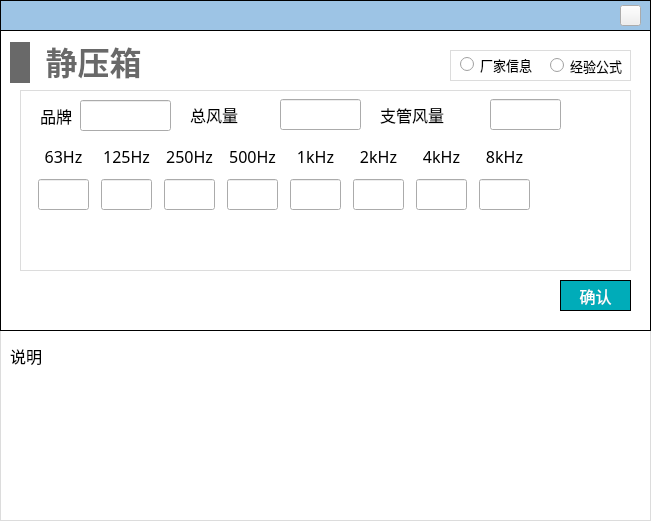
Qt form NoiseCalSoft/inputDialog/dialog_static_box.ui (haobana/NoiCal) before a commit.
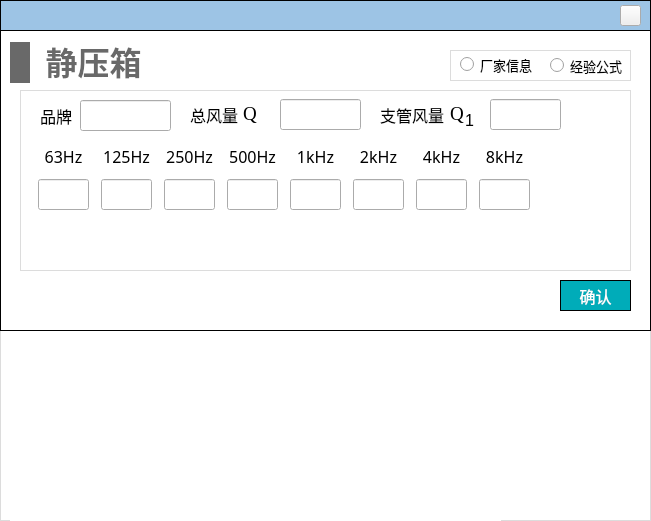
The same form after that commit. Icons and pictures are not drawn.

Diff of the .ui file:
```diff
--- a/NoiseCalSoft/inputDialog/dialog_static_box.ui
+++ b/NoiseCalSoft/inputDialog/dialog_static_box.ui
@@ -727,22 +727,6 @@
         </rect>
        </property>
       </widget>
-      <widget class="QLabel" name="label">
-       <property name="geometry">
-        <rect>
-         <x>65</x>
-         <y>0</y>
-         <width>21</width>
-         <height>31</height>
-        </rect>
-       </property>
-       <property name="styleSheet">
-        <string notr="true">border-image: url(:/images/image/Q.jpg);</string>
-       </property>
-       <property name="text">
-        <string/>
-       </property>
-      </widget>
       <widget class="QLabel" name="label_13">
        <property name="geometry">
         <rect>
@@ -762,22 +746,6 @@
         <string>支管风量</string>
        </property>
       </widget>
-      <widget class="QLabel" name="label_2">
-       <property name="geometry">
-        <rect>
-         <x>270</x>
-         <y>0</y>
-         <width>31</width>
-         <height>31</height>
-        </rect>
-       </property>
-       <property name="styleSheet">
-        <string notr="true">border-image: url(:/images/image/Q1.jpg);</string>
-       </property>
-       <property name="text">
-        <string/>
-       </property>
-      </widget>
       <widget class="QLabel" name="label_15">
        <property name="geometry">
         <rect>
@@ -797,6 +765,67 @@
         <string>总风量</string>
        </property>
       </widget>
+      <widget class="QLabel" name="label">
+       <property name="geometry">
+        <rect>
+         <x>63</x>
+         <y>0</y>
+         <width>21</width>
+         <height>31</height>
+        </rect>
+       </property>
+       <property name="font">
+        <font>
+         <family>Times New Roman</family>
+         <pointsize>15</pointsize>
+         <italic>false</italic>
+         <bold>false</bold>
+        </font>
+       </property>
+       <property name="styleSheet">
+        <string notr="true">font: 15pt &quot;Times New Roman&quot;;</string>
+       </property>
+       <property name="text">
+        <string>&lt;html&gt;&lt;head/&gt;&lt;body&gt;&lt;p&gt;&lt;span style=&quot; font-size:14pt;&quot;&gt;Q&lt;/span&gt;&lt;/p&gt;&lt;/body&gt;&lt;/html&gt;</string>
+       </property>
+      </widget>
+      <widget class="QLabel" name="label_2">
+       <property name="geometry">
+        <rect>
+         <x>270</x>
+         <y>0</y>
+         <width>21</width>
+         <height>31</height>
+        </rect>
+       </property>
+       <property name="font">
+        <font>
+         <family>Times New Roman</family>
+         <pointsize>15</pointsize>
+         <italic>false</italic>
+         <bold>false</bold>
+        </font>
+       </property>
+       <property name="styleSheet">
+        <string notr="true">font: 15pt &quot;Times New Roman&quot;;</string>
+       </property>
+       <property name="text">
+        <string>&lt;html&gt;&lt;head/&gt;&lt;body&gt;&lt;p&gt;&lt;span style=&quot; font-size:14pt;&quot;&gt;Q&lt;/span&gt;&lt;/p&gt;&lt;/body&gt;&lt;/html&gt;</string>
+       </property>
+      </widget>
+      <widget class="QLabel" name="label_6">
+       <property name="geometry">
+        <rect>
+         <x>285</x>
+         <y>13</y>
+         <width>16</width>
+         <height>16</height>
+        </rect>
+       </property>
+       <property name="text">
+        <string>1</string>
+       </property>
+      </widget>
      </widget>
      <widget class="QWidget" name="page_known">
       <widget class="QLabel" name="label_5">
@@ -938,77 +967,20 @@
 border: 1px solid #DCDCDC;
 }</string>
      </property>
-     <widget class="QWidget" name="widget_3" native="true">
-      <property name="geometry">
-       <rect>
-        <x>410</x>
-        <y>20</y>
-        <width>191</width>
-        <height>71</height>
-       </rect>
-      </property>
-      <property name="styleSheet">
-       <string notr="true">border-image: url(:/images/image/三通公式.jpg);
-border-image: url(:/images/image/tee_formula.jpg);</string>
-      </property>
-     </widget>
-     <widget class="QWidget" name="widget_4" native="true">
-      <property name="geometry">
-       <rect>
-        <x>410</x>
-        <y>110</y>
-        <width>161</width>
-        <height>31</height>
-       </rect>
-      </property>
-      <property name="styleSheet">
-       <string notr="true">border-image: url(:/images/image/tee_formula_descr2.jpg);</string>
-      </property>
-     </widget>
-     <widget class="QWidget" name="widget_5" native="true">
-      <property name="geometry">
-       <rect>
-        <x>410</x>
-        <y>150</y>
-        <width>191</width>
-        <height>31</height>
-       </rect>
-      </property>
-      <property name="styleSheet">
-       <string notr="true">border-image: url(:/images/image/三通公式说明2.jpg);
-border-image: url(:/images/image/tee_formula_descr1.jpg);</string>
-      </property>
-     </widget>
-     <widget class="QWidget" name="widget" native="true">
-      <property name="geometry">
-       <rect>
-        <x>60</x>
-        <y>20</y>
-        <width>211</width>
-        <height>161</height>
-       </rect>
-      </property>
-      <property name="styleSheet">
-       <string notr="true">border-image: url(:/images/image/static_box.jpg);</string>
-      </property>
-     </widget>
-     <widget class="QLabel" name="label_6">
+     <widget class="QLabel" name="label_3">
       <property name="geometry">
        <rect>
         <x>10</x>
         <y>10</y>
-        <width>41</width>
-        <height>31</height>
+        <width>491</width>
+        <height>191</height>
        </rect>
       </property>
-      <property name="font">
-       <font>
-        <family>黑体</family>
-        <pointsize>12</pointsize>
-       </font>
+      <property name="styleSheet">
+       <string notr="true">border-image: url(:/images/image/static_box_descri.png);</string>
       </property>
       <property name="text">
-       <string>说明</string>
+       <string/>
       </property>
      </widget>
     </widget>
```
